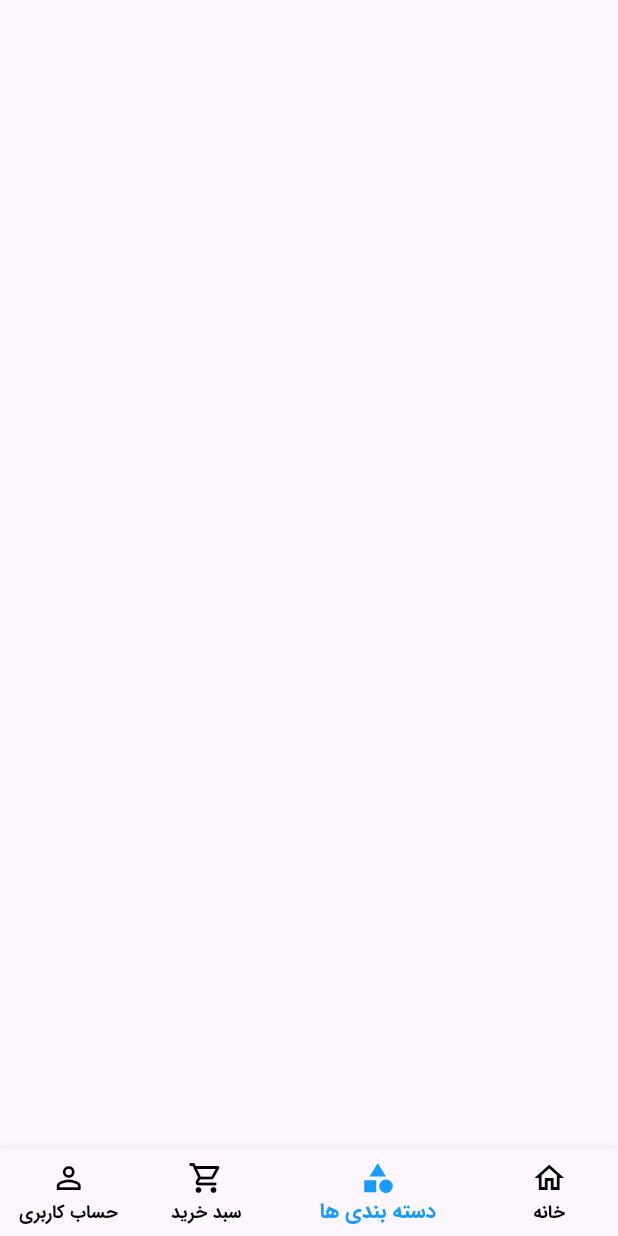
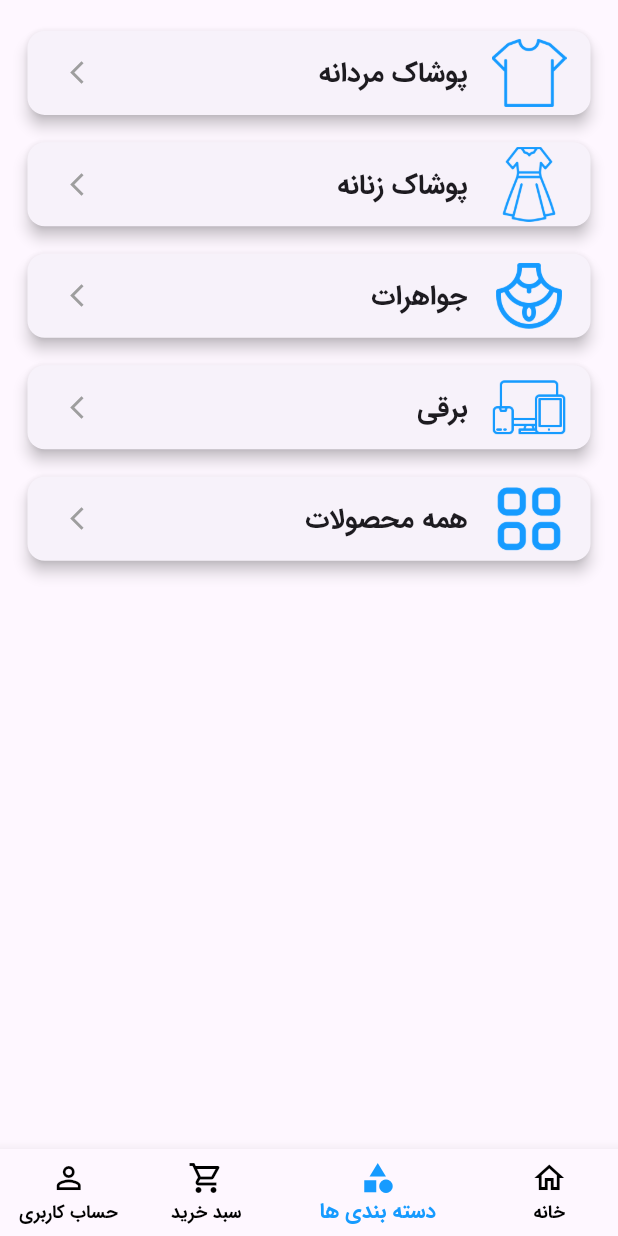
Before and after one commit to HosseinKhashaypour85/anbar_shop, a Flutter app: the BottomNavBarScreen screen opened by its route, item 2 of the bottom bar chosen, on a phone screen of 412 x 824 dp. Run offline on Flutter 3.47's test engine with Material 3 defaults, Android fonts, the phone set to English and light mode, and no system bars; our stand-ins replace animate_do, bloc, dio, flutter_bloc, flutter_custom_clippers, flutter_screenutil and 2 more; accounts and stored records are empty; network calls fail.

Commit message:
Add files via upload

```diff
--- /dev/null
+++ b/lib/features/category_features/logic/bloc/category_event.dart
@@ -0,0 +1,9 @@
+part of 'category_bloc.dart';
+
+@immutable
+abstract class CategoryEvent {}
+
+class CallCategoryEvent extends CategoryEvent{
+  final String category;
+  CallCategoryEvent(this.category);
+}
--- /dev/null
+++ b/lib/features/category_features/logic/bloc/category_state.dart
@@ -0,0 +1,18 @@
+part of 'category_bloc.dart';
+
+@immutable
+abstract class CategoryState {}
+
+class CategoryInitial extends CategoryState {}
+
+class CategoryLoadingState extends CategoryState{}
+
+class CategoryCompletedState extends CategoryState{
+  final CategoryModel categoryModel;
+  CategoryCompletedState({required this.categoryModel});
+}
+
+class CategoryErrorState extends CategoryState{
+  final ErrorMessageClass error;
+  CategoryErrorState({required this.error});
+}
--- /dev/null
+++ b/lib/features/category_features/model/category_model.dart
@@ -0,0 +1,46 @@
+import '../../home_features/model/home_model.dart';
+
+class CategoryModel {
+  CategoryModel({
+    this.id,
+    this.title,
+    this.price,
+    this.description,
+    this.category,
+    this.image,
+    this.rating,
+  });
+
+  CategoryModel.fromJson(dynamic json) {
+    id = json['id'];
+    title = json['title'];
+    // تبدیل price به double اگر از نوع int باشد
+    price = (json['price'] is int) ? (json['price'] as int).toDouble() : json['price']?.toDouble();
+    description = json['description'];
+    category = json['category'];
+    image = json['image'];
+    rating = json['rating'] != null ? Rating.fromJson(json['rating']) : null;
+  }
+
+  int? id;
+  String? title;
+  double? price;
+  String? description;
+  String? category;
+  String? image;
+  Rating? rating;
+
+  Map<String, dynamic> toJson() {
+    final map = <String, dynamic>{};
+    map['id'] = id;
+    map['title'] = title;
+    map['price'] = price;
+    map['description'] = description;
+    map['category'] = category;
+    map['image'] = image;
+    if (rating != null) {
+      map['rating'] = rating?.toJson();
+    }
+    return map;
+  }
+}
--- /dev/null
+++ b/lib/features/category_features/screens/choose_category_screen.dart
@@ -0,0 +1,110 @@
+import 'package:flutter/material.dart';
+import 'package:flutter_screenutil/flutter_screenutil.dart';
+import '../../../const/shape/border_radius.dart';
+import 'product_listing_screen.dart'; // صفحه نمایش محصولات را وارد کنید
+
+class ChooseCategoryScreen extends StatefulWidget {
+  const ChooseCategoryScreen({super.key});
+
+  static const String screenId = '/chooseCategory';
+
+  @override
+  State<ChooseCategoryScreen> createState() => _ChooseCategoryScreenState();
+}
+
+class _ChooseCategoryScreenState extends State<ChooseCategoryScreen> {
+  final List<Map<String, dynamic>> categories = [
+    {
+      'image': 'assets/images/clothes.png',
+      'title': 'پوشاک مردانه',
+      'category': 'men\'s clothing',
+    },
+    {
+      'image': 'assets/images/womanclothes.png',
+      'title': 'پوشاک زنانه',
+      'category': 'women\'s clothing',
+    },
+    {
+      'image': 'assets/images/jewerly.png',
+      'title': 'جواهرات',
+      'category': 'jewelery',
+    },
+    {
+      'image': 'assets/images/elec.png',
+      'title': 'برقی',
+      'category': 'electronics',
+    },
+    {
+      'image': 'assets/images/all.png',
+      'title': 'همه محصولات',
+      'category': 'products',
+    },
+  ];
+
+  @override
+  Widget build(BuildContext context) {
+    return Scaffold(
+      body: SafeArea(
+        child: Center(
+          child: ListView.builder(
+            padding: EdgeInsets.symmetric(vertical: 10.sp, horizontal: 16.sp),
+            itemCount: categories.length,
+            itemBuilder: (context, index) {
+              return CategoryOptions(
+                image: categories[index]['image']!,
+                title: categories[index]['title']!,
+                onTap: () {
+                  Navigator.push(
+                    context,
+                    MaterialPageRoute(
+                      builder: (context) => ProductListingScreen(
+                        category: categories[index]['category'],
+                      ),
+                    ),
+                  );
+                },
+              );
+            },
+          ),
+        ),
+      ),
+    );
+  }
+}
+
+class CategoryOptions extends StatelessWidget {
+  const CategoryOptions({
+    super.key,
+    required this.image,
+    required this.title,
+    required this.onTap,
+  });
+
+  final String image;
+  final String title;
+  final VoidCallback onTap;
+
+  @override
+  Widget build(BuildContext context) {
+    return Card(
+      shape: RoundedRectangleBorder(
+        borderRadius: getBorderRadiusFunc(10),
+      ),
+      elevation: 4,
+      margin: EdgeInsets.symmetric(vertical: 8.sp),
+      child: ListTile(
+        leading: Image.asset(
+          image,
+          width: 50,
+          height: 50,
+        ),
+        title: Text(
+          title,
+          style: TextStyle(fontFamily: 'irs', fontSize: 16.sp),
+        ),
+        trailing: Icon(Icons.arrow_forward_ios, size: 18, color: Colors.grey),
+        onTap: onTap,
+      ),
+    );
+  }
+}
--- /dev/null
+++ b/lib/features/category_features/services/category_api_repository.dart
@@ -0,0 +1,13 @@
+import 'package:dio/dio.dart';
+import 'package:online_shop/features/category_features/model/category_model.dart';
+import 'package:online_shop/features/category_features/services/category_api_services.dart';
+
+class CategoryApiRepository {
+  final CategoryApiServices _apiServices = CategoryApiServices();
+
+  Future<CategoryModel> callCategoryApi(String category) async {
+    final Response response = await _apiServices.callCategoryApi(category);
+    CategoryModel categoryModel = CategoryModel.fromJson(response.data);
+    return categoryModel;
+  }
+}
--- /dev/null
+++ b/lib/features/category_features/services/category_api_services.dart
@@ -0,0 +1,11 @@
+import 'package:dio/dio.dart';
+import 'package:online_shop/features/category_features/model/category_model.dart';
+
+class CategoryApiServices {
+  final Dio _dio = Dio();
+  Future<Response>callCategoryApi(String category)async{
+    final apiUrl = 'https://fakestoreapi.com/products/category/$category';
+    final Response response = await _dio.get(apiUrl);
+    return response;
+  }
+}
--- a/lib/features/home_features/screen/home_screen.dart
+++ b/lib/features/home_features/screen/home_screen.dart
@@ -5,6 +5,7 @@ import 'package:online_shop/const/shape/media_query.dart';
 import 'package:online_shop/const/theme/colors.dart';
 import 'package:online_shop/features/home_features/logic/bloc/home_bloc.dart';
 import 'package:online_shop/features/home_features/model/all_products_home_model.dart';
+import 'package:online_shop/features/home_features/screen/filter_screen.dart';
 import 'package:online_shop/features/home_features/services/home_api_repository.dart';
 import 'package:online_shop/features/home_features/model/home_model.dart';
 import 'package:online_shop/features/public_features/functions/pre_values/pre_values.dart';
@@ -82,7 +83,6 @@ class HomeContent extends StatelessWidget {
                 child: IconButton(
                   icon: Icon(Icons.filter_alt, color: Colors.white),
                   onPressed: () {
-                    // فیلتر محصولات
                   },
                 ),
               ),
--- a/lib/features/public_features/screens/bottom_nav_bar.dart
+++ b/lib/features/public_features/screens/bottom_nav_bar.dart
@@ -1,5 +1,6 @@
 import 'package:flutter/material.dart';
 import 'package:flutter_bloc/flutter_bloc.dart';
+import 'package:online_shop/features/category_features/screens/choose_category_screen.dart';
 import 'package:online_shop/features/home_features/screen/home_screen.dart';
 import 'package:online_shop/features/public_features/logic/bottomnav_cubit.dart';
 
@@ -17,7 +18,7 @@ class BottomNavBarScreen extends StatefulWidget {
 class _BottomNavBarScreenState extends State<BottomNavBarScreen> {
   List<Widget> screenList = [
     HomeScreen(),
-    Container(),
+    ChooseCategoryScreen(),
     Container(),
     Container(),
   ];
--- a/pubspec.yaml
+++ b/pubspec.yaml
@@ -86,6 +86,11 @@ flutter:
     - assets/images/delivery.png
     - assets/images/money.png
     - assets/images/time.png
+    - assets/images/clothes.png
+    - assets/images/jewerly.png
+    - assets/images/elec.png
+    - assets/images/all.png
+    - assets/images/womanclothes.png
 
   fonts:
     - family: irs
```
Also changed, not shown: lib/features/category_features/logic/bloc/category_bloc.dart (added, +27 -0 lines), lib/features/category_features/screens/product_listing_screen.dart (added, +131 -0 lines), lib/features/home_features/services/home_api_repository.dart (+1 -19 lines), lib/main.dart (+10 -0 lines), assets/images/all.png (added), assets/images/clothes.png (added), assets/images/elec.png (added), assets/images/jewerly.png (added), assets/images/womanclothes.png (added).
